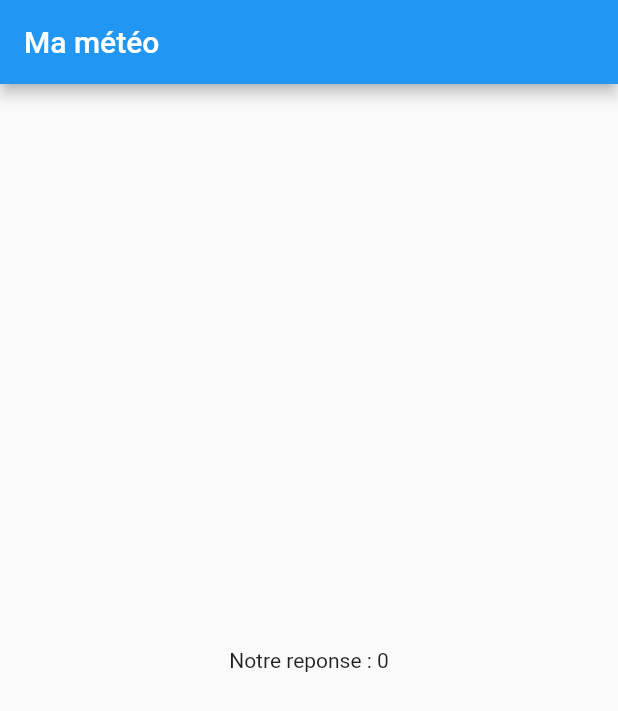
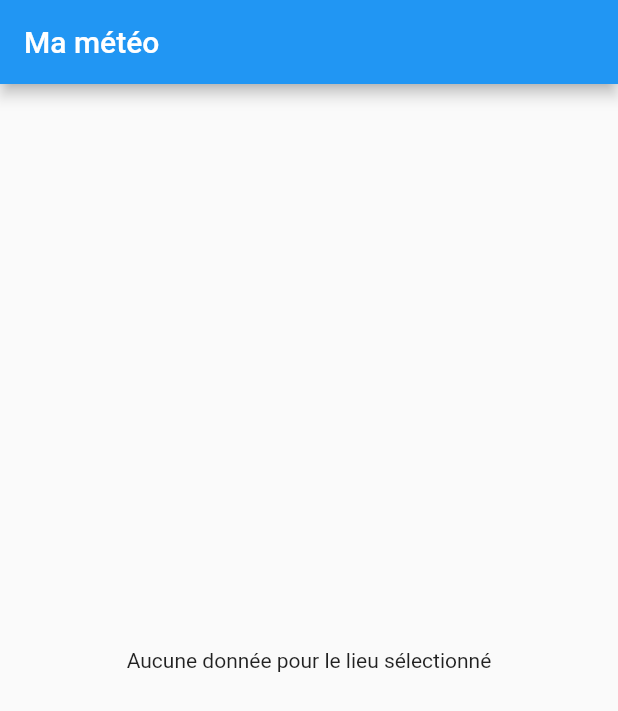
Before and after one commit to abdouwarissiboukari/ma_meteo, a Flutter app: the screen it shows after launch, on a phone screen of 412 x 824 dp. Shown: the top 711 px of the screen. Run offline on Flutter 3.47's test engine with Material 2 defaults, Android fonts, the light colour scheme and no system bars; our stand-ins replace geocoding, location.

Commit message:
Adds of 2023-01-12

```diff
--- a/lib/main.dart
+++ b/lib/main.dart
@@ -19,6 +19,18 @@ class MyApp extends StatelessWidget {
       title: 'Flutter Demo',
       theme: ThemeData(
         primarySwatch: Colors.blue,
+        textTheme: TextTheme(
+          headlineLarge: TextStyle(
+              fontSize: 75,
+              fontWeight: FontWeight.bold,
+              color: Theme.of(context).primaryColor),
+          headlineMedium: TextStyle(
+              fontSize: 30, color: Theme.of(context).primaryColorDark),
+          headlineSmall: const TextStyle(
+            fontSize: 20,
+            fontStyle: FontStyle.italic,
+          ),
+        ),
       ),
       debugShowCheckedModeBanner: false,
       home: HomeView(),
--- /dev/null
+++ b/lib/views/NoDataView.dart
@@ -0,0 +1,10 @@
+import 'package:flutter/cupertino.dart';
+
+class NoDataView extends StatelessWidget {
+  @override
+  Widget build(BuildContext context) {
+    return const Center(
+      child: Text("Aucune donnée pour le lieu sélectionné"),
+    );
+  }
+}
--- a/lib/views/home_view.dart
+++ b/lib/views/home_view.dart
@@ -5,6 +5,8 @@ import 'package:ma_meteo/models/APIResponse.dart';
 import 'package:ma_meteo/models/GeoPosition.dart';
 import 'package:ma_meteo/services/ApiService.dart';
 import 'package:ma_meteo/services/LocationService.dart';
+import 'package:ma_meteo/views/ForecastView.dart';
+import 'package:ma_meteo/views/NoDataView.dart';
 
 class HomeView extends StatefulWidget {
   @override
@@ -27,9 +29,9 @@ class HomeViewState extends State<HomeView> {
       appBar: AppBar(
         title: Text(userPosition?.city ?? "Ma météo"),
       ),
-      body: Center(
-        child: Text("Notre reponse : ${apiResponse?.cnt ?? 0}"),
-      ),
+      body: (apiResponse == null)
+          ? NoDataView()
+          : ForecastView(response: apiResponse!),
     );
   }
 
```
Also changed, not shown: lib/models/GroupedWeather.dart (added, +17 -0 lines), lib/services/DataConverter.dart (+57 -0 lines), lib/views/DailyTileView.dart (added, +21 -0 lines), lib/views/ForecastView.dart (+15 -2 lines), lib/views/currentWeather.dart (+40 -2 lines).
